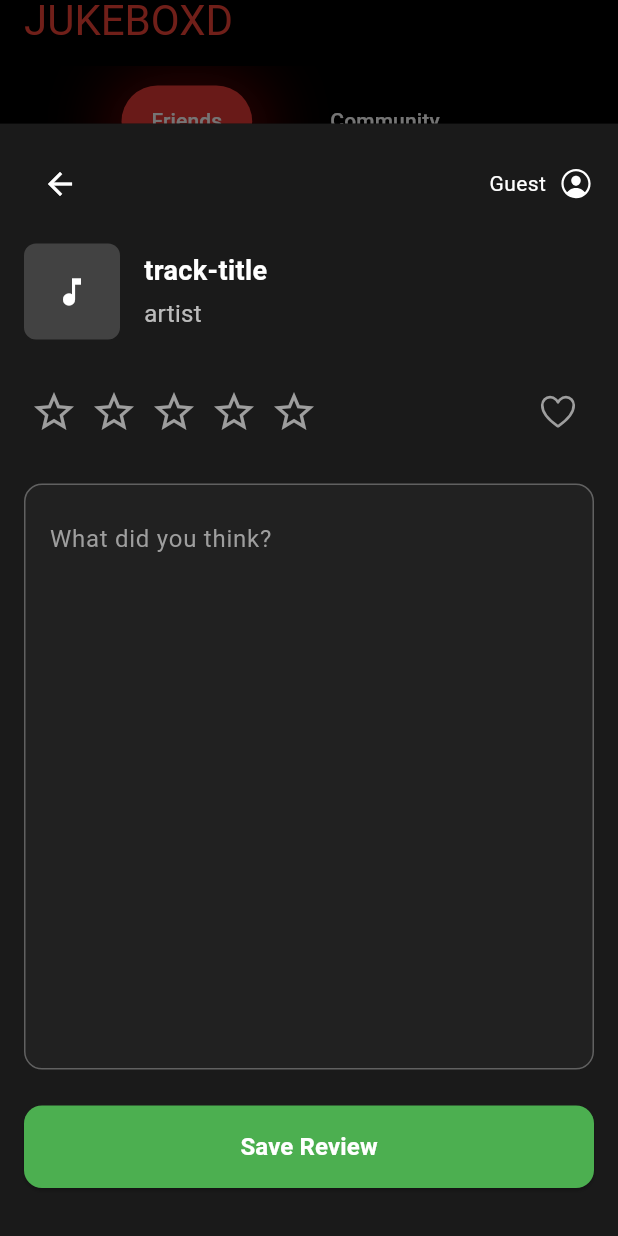
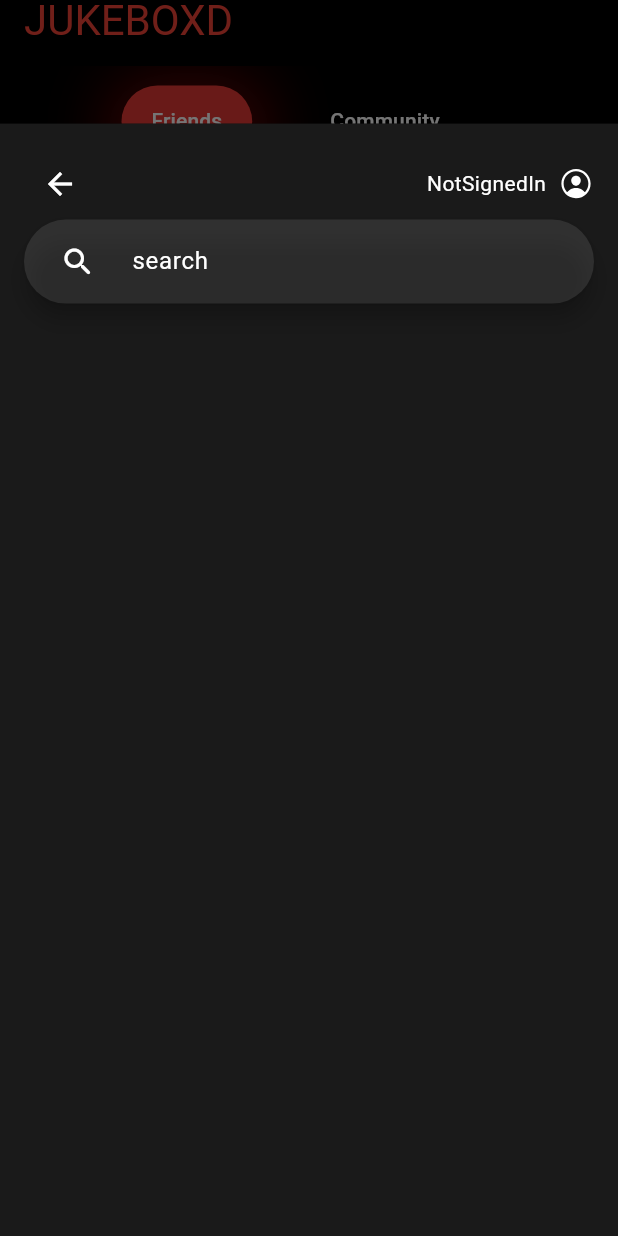
Before and after one commit to rhenry7/jukebox, a Flutter app: the screen it shows after launch, item 3 of the bottom bar chosen, on a phone screen of 412 x 824 dp. Run offline on Flutter 3.47's test engine with Material 3 defaults, Android fonts, the phone set to English and light mode, and no system bars; drawn by our look-alikes of flutter_rating_bar; our stand-ins replace cloud_firestore, firebase_auth, firebase_core, firebase_database, gap, google_fonts and 2 more; missing offline and left inert: spotify; accounts and stored records are empty.

Commit message:
update: search ui from add review button

```diff
--- a/lib/ui/screens/addReview/reviewSheetContentForm.dart
+++ b/lib/ui/screens/addReview/reviewSheetContentForm.dart
@@ -31,6 +31,7 @@ class _MyReviewSheetContentFormState extends State<MyReviewSheetContentForm> {
   double ratingScore = 0;
   final Color background = Colors.white10;
   final TextEditingController reviewController = TextEditingController();
+  final TextEditingController searchParams = TextEditingController();
 
   @override
   void initState() {
@@ -169,7 +170,7 @@ class _MyReviewSheetContentFormState extends State<MyReviewSheetContentForm> {
               Row(
                 children: [
                   Text(
-                    auth.currentUser?.displayName ?? "Guest",
+                    auth.currentUser?.displayName ?? "NotSignedIn",
                     style: const TextStyle(color: Colors.white),
                   ),
                   const Gap(8),
@@ -182,8 +183,21 @@ class _MyReviewSheetContentFormState extends State<MyReviewSheetContentForm> {
             ],
           ),
 
+          widget.albumImageUrl.isEmpty
+              ? SearchBar(
+                  leading: const Padding(
+                    padding: EdgeInsets.all(8.0),
+                    child: Icon(Icons.search_rounded),
+                  ),
+                  hintText: 'search',
+                  //hintStyle: MaterialSTatePrTextStyle(color: Colors.white10),
+                  backgroundColor: WidgetStateProperty.all(Colors.white10),
+                  padding: WidgetStateProperty.all(
+                      EdgeInsets.symmetric(horizontal: 16.0)),
+                )
+              : Column(
+                  children: [
                     const Gap(16),
-
                     // Album info section
                     Row(
                       children: [
@@ -201,11 +215,14 @@ class _MyReviewSheetContentFormState extends State<MyReviewSheetContentForm> {
                                   child: Image.network(
                                     widget.albumImageUrl,
                                     fit: BoxFit.cover,
-                          errorBuilder: (context, error, stackTrace) =>
-                              const Icon(Icons.music_note, color: Colors.white),
+                                    errorBuilder:
+                                        (context, error, stackTrace) =>
+                                            const Icon(Icons.music_note,
+                                                color: Colors.white),
                                   ),
                                 )
-                    : const Icon(Icons.music_note, color: Colors.white),
+                              : const Icon(Icons.music_note,
+                                  color: Colors.white),
                         ),
 
                         const Gap(16),
@@ -254,11 +271,14 @@ class _MyReviewSheetContentFormState extends State<MyReviewSheetContentForm> {
                           maxRating: 5,
                           allowHalfRating: true,
                           itemSize: 32,
-                itemPadding: const EdgeInsets.symmetric(horizontal: 4.0),
+                          itemPadding:
+                              const EdgeInsets.symmetric(horizontal: 4.0),
                           ratingWidget: RatingWidget(
                             full: const Icon(Icons.star, color: Colors.amber),
-                  empty: const Icon(Icons.star_border, color: Colors.grey),
-                  half: const Icon(Icons.star_half, color: Colors.amber),
+                            empty: const Icon(Icons.star_border,
+                                color: Colors.grey),
+                            half: const Icon(Icons.star_half,
+                                color: Colors.amber),
                           ),
                           onRatingUpdate: (rating) {
                             setState(() {
@@ -282,9 +302,13 @@ class _MyReviewSheetContentFormState extends State<MyReviewSheetContentForm> {
                     const Gap(24),
 
                     // Review text field
-          Expanded(
+                    Padding(
+                      padding: const EdgeInsets.only(bottom: 20.0),
+                      child: SizedBox(
+                        width: 500.0,
+                        height: 300.0,
                         child: Container(
-              padding: const EdgeInsets.all(16),
+                          padding: const EdgeInsets.all(8),
                           decoration: BoxDecoration(
                             color: Colors.grey[900],
                             borderRadius: BorderRadius.circular(12),
@@ -304,9 +328,7 @@ class _MyReviewSheetContentFormState extends State<MyReviewSheetContentForm> {
                           ),
                         ),
                       ),
-
-          const Gap(24),
-
+                    ),
                     // Submit button
                     SizedBox(
                       width: double.infinity,
@@ -333,6 +355,8 @@ class _MyReviewSheetContentFormState extends State<MyReviewSheetContentForm> {
                     const Gap(16),
                   ],
                 ),
+        ],
+      ),
     );
   }
 }
```
Also changed, not shown: 1 other file. Lines whose indentation alone changed are shown as unchanged.
